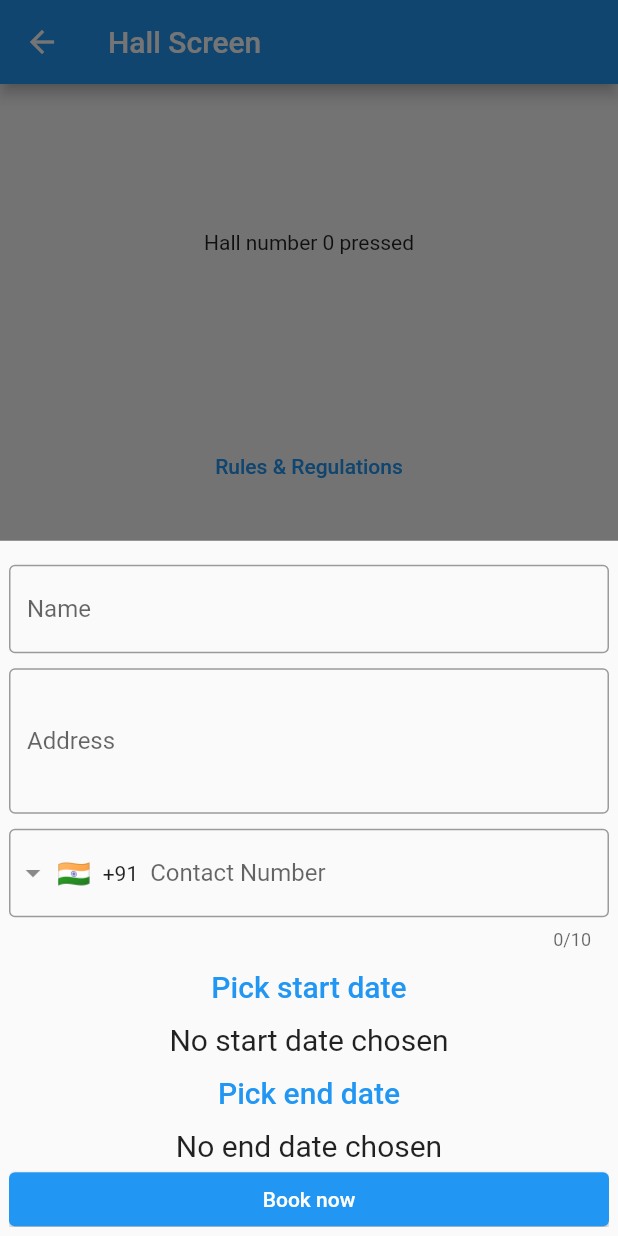
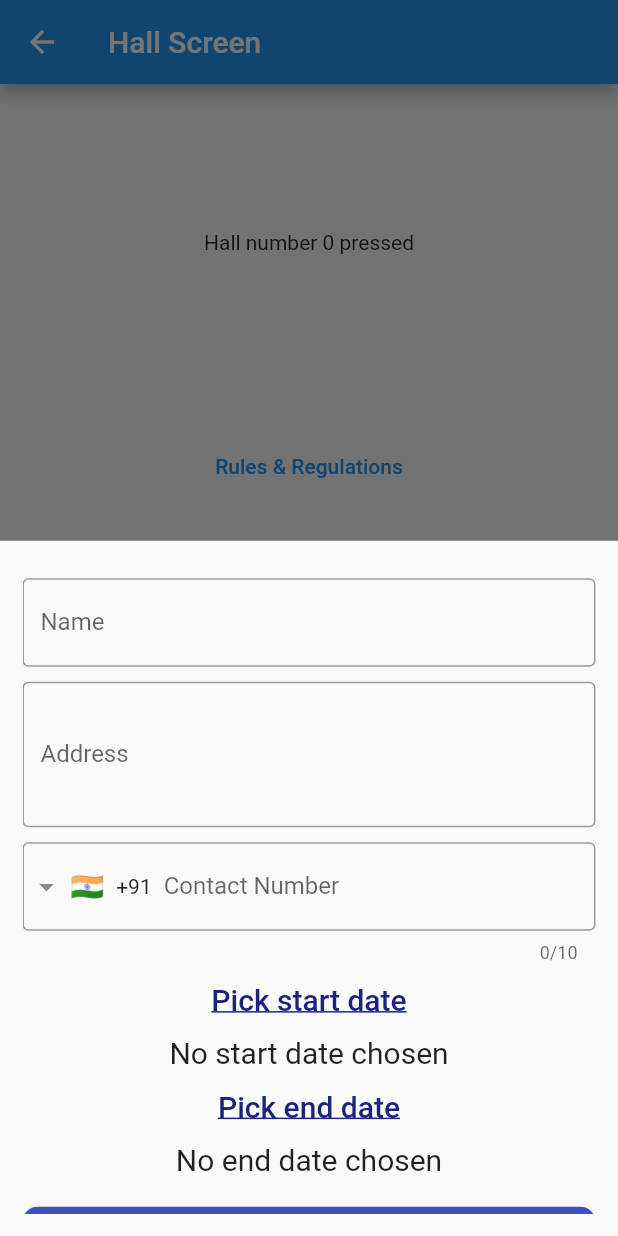
Before and after one commit to adrikagupta/wHACKiest2021_CodePlay, a Flutter app: the HallScreen screen opened directly with empty values, after a tap on "Book Hall", on a phone screen of 412 x 824 dp. Run offline on Flutter 3.47's test engine with Material 2 defaults, Android fonts, the phone set to English and light mode, and no system bars; drawn by our look-alikes of intl_phone_field; our stand-ins replace cached_network_image, carousel_slider, flutter_colorpicker, flutter_datetime_picker, google_fonts, image_gallery_saver and 2 more; missing offline and left inert: network_image_to_byte.

Commit message:
UI tweaks

```diff
--- a/lib/models/booking.dart
+++ b/lib/models/booking.dart
@@ -49,7 +49,7 @@ class _BookingState extends State<Booking> {
   Widget build(BuildContext context) {
     return Container(
       child: Padding(
-        padding: EdgeInsets.all(6.0),
+        padding: EdgeInsets.symmetric(horizontal:15,vertical:15,),
         child: Form(
           key: form,
           child: ListView(
@@ -101,7 +101,7 @@ class _BookingState extends State<Booking> {
               TextButton(
                   onPressed: startDatePicker,
                   child:
-                      Text('Pick start date', style: TextStyle(fontSize: 20))),
+                      Text('Pick start date', style: TextStyle(fontSize: 20, color:Colors.indigo[900], decoration: TextDecoration.underline))),
               Center(
                 child: Text(
                     startDate == null
@@ -111,16 +111,24 @@ class _BookingState extends State<Booking> {
               ),
               TextButton(
                   onPressed: endDatePicker,
-                  child: Text('Pick end date', style: TextStyle(fontSize: 20))),
+                  child: Text('Pick end date', style: TextStyle(fontSize: 20, color:Colors.indigo[900], decoration: TextDecoration.underline))),
               Center(
                   child: Text(
                       endDate == null
                           ? 'No end date chosen'
                           : 'end date: ${endDate.day}-${endDate.month}-${endDate.year}',
                       style: TextStyle(fontSize: 20))),
-              ElevatedButton(
-                onPressed: saveForm,
-                child: Text('Book now'),
+              GestureDetector(
+                onTap: saveForm,
+                child: Container(
+                  width: double.infinity,
+                  margin: EdgeInsets.only(top:20,bottom:10),
+                  padding: EdgeInsets.symmetric(vertical:10),
+                  decoration: BoxDecoration(
+                    color: Colors.indigo,
+                    borderRadius: BorderRadius.circular(10)
+                  ),
+                  child: Center(child: Text('Book now',style: TextStyle(fontSize: 20,color:Colors.white)))),
               ),
             ],
           ),
--- a/lib/models/slide.dart
+++ b/lib/models/slide.dart
@@ -7,7 +7,7 @@ class Slide{
 }
 
 final slideList = [
-  Slide(imageurl: "assets/images/hall-14.jpg", title: "Book a hall"),
+  Slide(imageurl: "assets/images/hall_14.jpg", title: "Book a hall"),
   Slide(imageurl: "assets/images/catering.jpg", title:"Book a Catering service"),
   Slide(imageurl: "assets/images/invitation.webp", title: "Create an invitation"),
 
--- a/lib/screens/splashScreen.dart
+++ b/lib/screens/splashScreen.dart
@@ -50,7 +50,7 @@ class _SplashScreenState extends State<SplashScreen> {
               ),
             ),
             child:Center(
-              child: Text("BookMyHall",
+              child: Text("WedZilla",
               style: TextStyle(fontFamily: "Merienda", fontSize: 35,fontWeight: FontWeight.bold),
             ))
              ),
--- a/pubspec.yaml
+++ b/pubspec.yaml
@@ -21,6 +21,7 @@ dependencies:
   share: ^2.0.1
   image_gallery_saver: ^1.6.8
   flutter_datetime_picker: ^1.5.0
+  fluttertoast: ^7.0.2
   # http: 0.12.0+2
   # network_image_to_byte: ^0.0.1
   # screenshot: ^0.3.0
@@ -32,7 +33,7 @@ dependencies:
 
   cached_network_image: ^3.0.0
   intl_phone_field: ^2.0.0
-  url_launcher: ^6.0.3
+  # url_launcher: ^6.0.3
   cupertino_icons: ^1.0.2
   carousel_slider: ^3.0.0
   flutter_admin_scaffold: ^0.0.5
```
Also changed, not shown: lib/screens/catering_list.dart (+23 -8 lines), lib/screens/catering_main_page.dart (+14 -14 lines), lib/screens/hall_list.dart (+29 -10 lines), lib/screens/hall_main_page.dart (+18 -15 lines), lib/screens/hall_read_more.dart (+19 -6 lines), lib/screens/hall_screen.dart (+4 -4 lines), lib/screens/swipePages.dart (+10 -9 lines), pubspec.lock, 2 other files.
